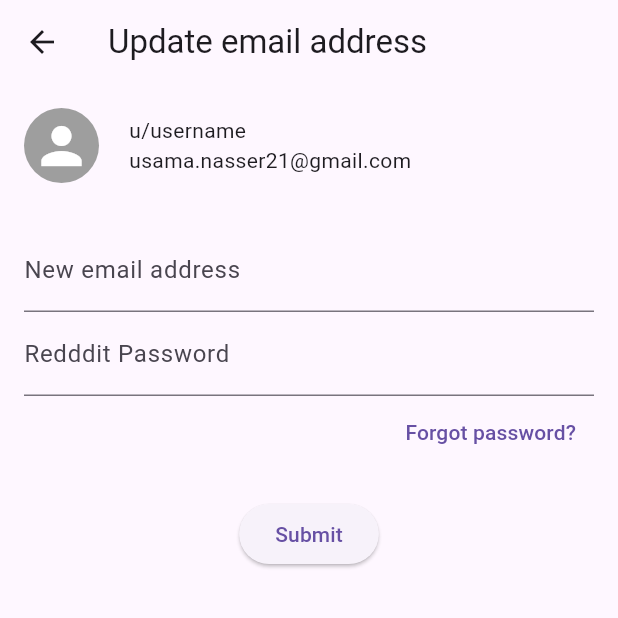
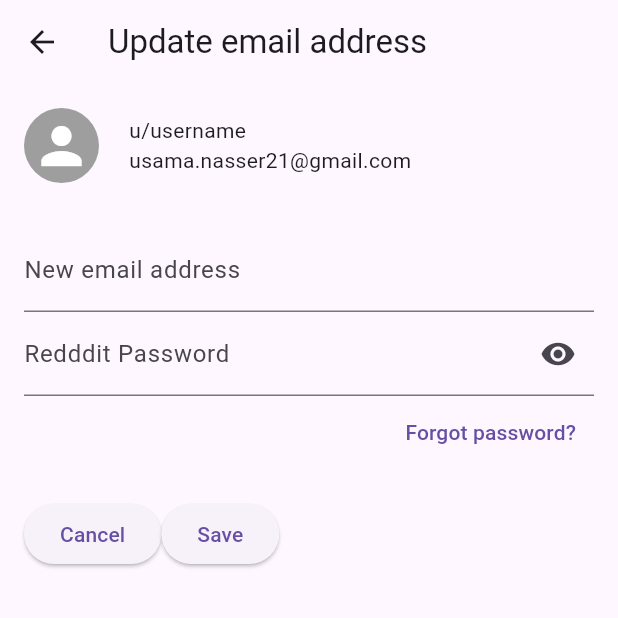
Before and after one commit to SS-Ltd/cReddit-CrossPlatform, a Flutter app: the UpdateEmail screen opened directly, on a phone screen of 412 x 824 dp, the top half of it. Run offline on Flutter 3.47's test engine with Material 3 defaults, Android fonts, the phone set to English and light mode, and no system bars; our stand-ins replace logger.

Commit message:
add option to hide/unihde password to update email

```diff
--- a/lib/update_email.dart
+++ b/lib/update_email.dart
@@ -93,16 +93,16 @@
                   TextFormField(
                     controller: _passwordController,
                     obscureText: _obscureText,
-                    decoration: const InputDecoration(
+                    decoration: InputDecoration(
                       labelText: 'Redddit Password',
-                      // suffixIcon: IconButton(
-                      //   icon: Icon(
-                      //     _obscureText
-                      //         ? Icons.visibility
-                      //         : Icons.visibility_off,
-                      //   ),
-                      //   onPressed: _toggle,
-                      // ),
+                      suffixIcon: IconButton(
+                        icon: Icon(
+                          _obscureText
+                              ? Icons.visibility
+                              : Icons.visibility_off,
+                        ),
+                        onPressed: _toggle,
+                      ),
                     ),
                     validator: (value) {
                       if (value == null || value.trim().isEmpty) {
@@ -122,9 +122,15 @@
                   ),
                   Padding(
                     padding: const EdgeInsets.only(top: 20),
-                    child: ElevatedButton(
-                      onPressed: _submit,
-                      child: const Text('Submit'),
+                    child: Row(
+                      children: [
+                        ElevatedButton(
+                            onPressed: () {}, child: const Text('Cancel')),
+                        ElevatedButton(
+                          onPressed: _submit,
+                          child: const Text('Save'),
+                        ),
+                      ],
                     ),
                   ),
                 ],
```
